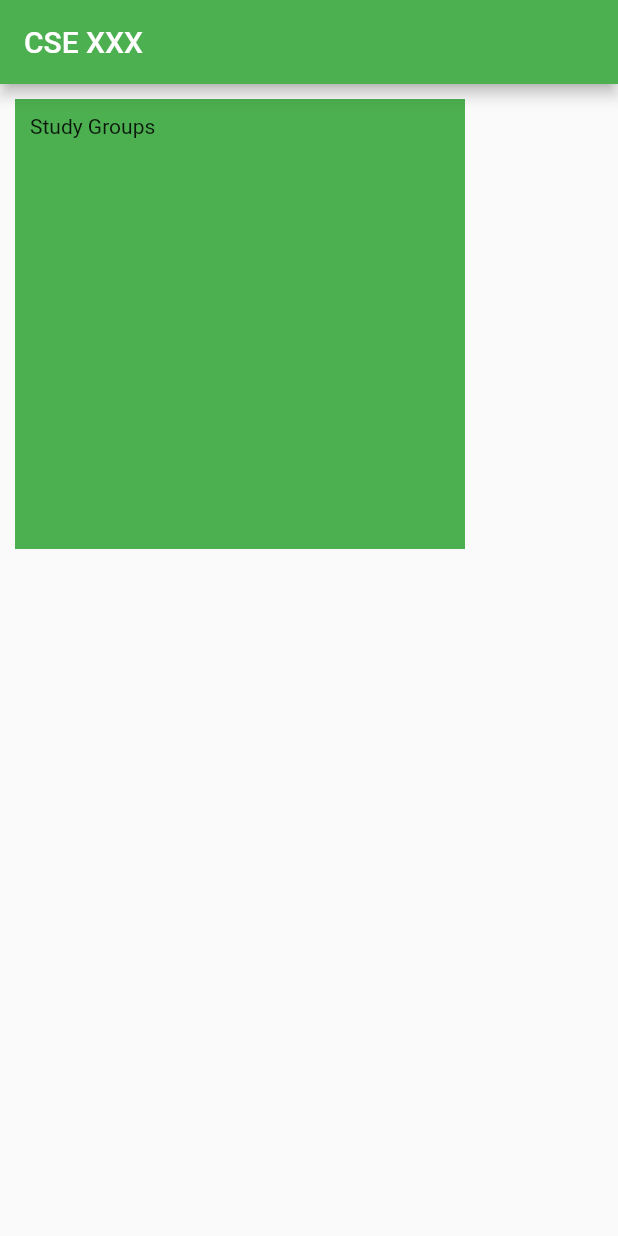
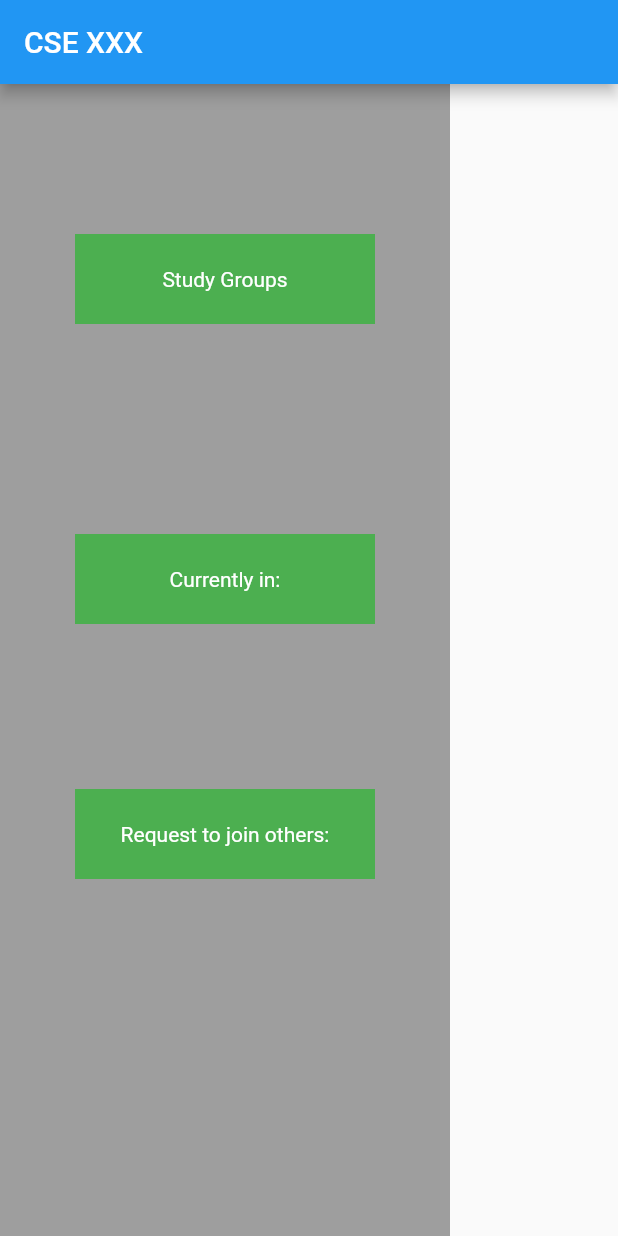
Before and after one commit to acolloredo/PostNote, a Flutter app: the screen it shows after launch, on a phone screen of 412 x 824 dp. Run offline on Flutter 3.47's test engine with Material 2 defaults, Android fonts, the phone set to English and light mode, and no system bars.

Commit message:
not sure if another code got pushed

```diff
--- a/post_note/lib/main.dart
+++ b/post_note/lib/main.dart
@@ -5,27 +5,86 @@ void main() {
 }
 
 class MyApp extends StatelessWidget {
-
   @override
   Widget build(BuildContext context) {
     return MaterialApp(
       home: Scaffold(
-          appBar: AppBar(
-            // For text banner at the top
-            backgroundColor: Colors.green,
-            title: const Text("CSE XXX"),
+        appBar: AppBar(
+          title: Text('CSE XXX'),
+        ),
+        body: Center(
+          child: Row(
+            children: <Widget>[
+              // Left column with 3 text boxes
+              Column(
+                crossAxisAlignment:
+                    CrossAxisAlignment.start, // Align column to the left
+                children: <Widget>[
+                  // Stack for overlay effect
+                  Stack(
+                    children: <Widget>[
+                      // "Study Groups" box
+                      Container(
+                        width: 300,
+                        height: 800,
+                        color: Colors.grey,
+                      ),
+                      // "Study Group:" box
+                      Positioned(
+                        top: 100, // vertical
+                        left: 50, // horizontal
+                        child: Container(
+                          width: 200,
+                          height: 60,
+                          color: Colors.green,
+                          child: Center(
+                            child: Text(
+                              'Study Groups',
+                              style: TextStyle(color: Colors.white),
+                            ),
+                          ),
+                        ),
+                      ),
+                      // "Currently in:" box
+                      Positioned(
+                        top: 300, // vertical
+                        left: 50, // horizontal
+                        child: Container(
+                          width: 200,
+                          height: 60,
+                          color: Colors.green,
+                          child: Center(
+                            child: Text(
+                              'Currently in:',
+                              style: TextStyle(color: Colors.white),
+                            ),
+                          ),
+                        ),
+                      ),
+                      // "Request to join others:" box
+                      Positioned(
+                        top: 470, // vertical
+                        left: 50, // horizontal
+                        child: Container(
+                          width: 200,
+                          height: 60,
+                          color: Colors.green,
+                          child: Center(
+                            child: Text(
+                              'Request to join others:',
+                              style: TextStyle(color: Colors.white),
+                            ),
+                          ),
+                        ),
+                      ),
+                    ],
+                  ),
+                ],
+              ),
+            ],
           ),
-          body: Container(
-            child: const Text("Study Groups"),
-            margin: const EdgeInsets.all(10),
-            padding: const EdgeInsets.all(10),
-            height: 300,
-            width: 300,
-            decoration: const BoxDecoration(
-              shape: BoxShape.rectangle,
-              color: Colors.green,
-            ),
-          )),
+        ),
+      ),
     );
   }
 }
```
